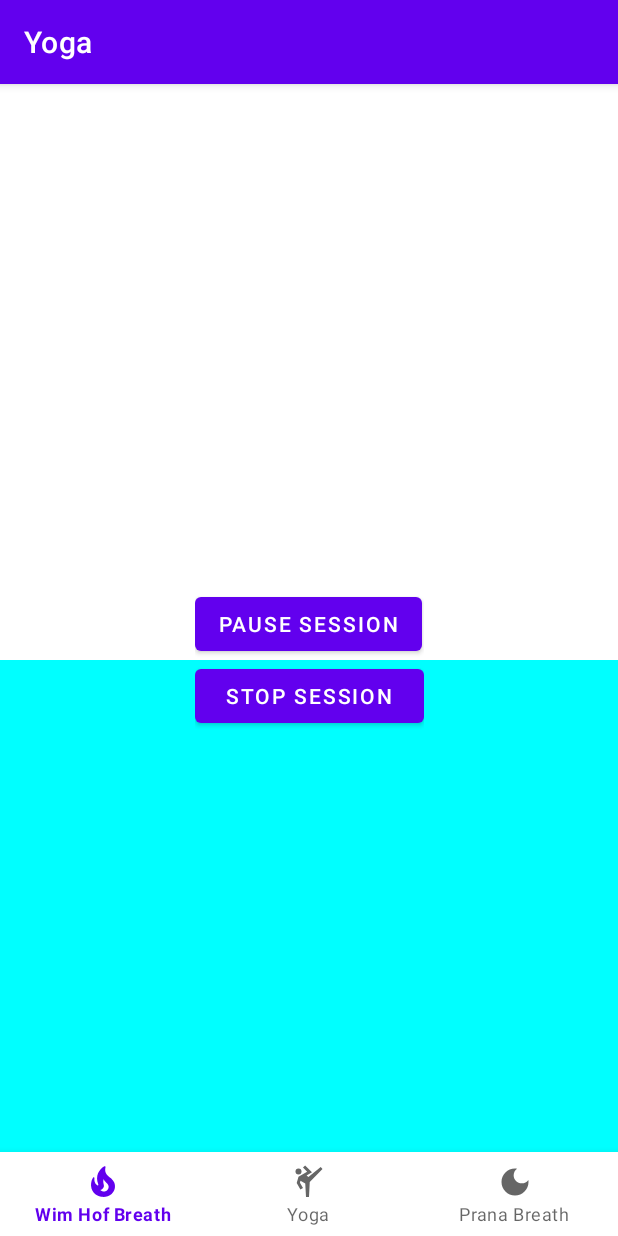
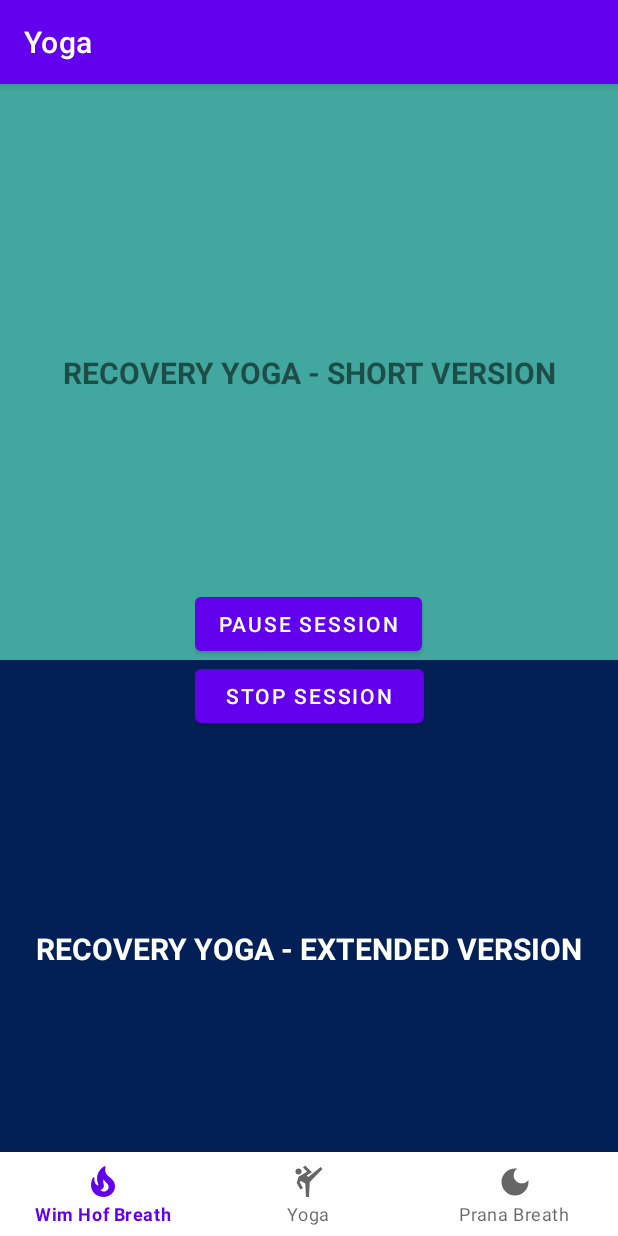
Before and after one commit to aldo-manco/surrender-meditation-android, an Android app: the YogaFragment screen opened through its navigation route, after a tap on an icon or button, on a phone screen of 412 x 824 dp. Run offline under Robolectric (Android 15) with nearby library versions, the phone set to English and light mode, and no system bars; our stand-ins replace navigation-ui; 1 statement that could not run was skipped.

Commit message:
bug_fixed_bound_service_yoga_color_changed_play_stop_pause_resume_buttons_yoga_fixed_toast_added

```diff
--- a/app/src/main/AndroidManifest.xml
+++ b/app/src/main/AndroidManifest.xml
@@ -20,6 +20,7 @@
             </intent-filter>
         </activity>
         <service android:name=".ui.wim_hof_breath_section.WimHofBreathService" />
+        <service android:name=".ui.yoga_section.YogaService"/>
     </application>
 
 </manifest>
--- a/app/src/main/java/org/aldomanco/wimhofmethod/ui/yoga_section/YogaFragment.java
+++ b/app/src/main/java/org/aldomanco/wimhofmethod/ui/yoga_section/YogaFragment.java
@@ -124,6 +124,7 @@ public class YogaFragment extends Fragment implements View.OnClickListener {
         switch (view.getId()) {
 
             case R.id.playShortSession:
+            case R.id.textRecoveryYogaShort:
 
                 stopPressed = false;
 
@@ -132,14 +133,15 @@ public class YogaFragment extends Fragment implements View.OnClickListener {
                     secondServiceBounded = false;
                 }
 
-                Toast.makeText(getActivity(), "www",Toast.LENGTH_LONG).show();
                 startFirstRound = new Intent(getActivity(), YogaService.class);
-                startFirstRound.putExtra("length", "short");
+                startFirstRound.putExtra("length", 0);
                 getActivity().bindService(startFirstRound, firstConnection, BIND_AUTO_CREATE);
+                Toast.makeText(getActivity(), "Starting Short Recovery Yoga",Toast.LENGTH_SHORT).show();
 
                 break;
 
             case R.id.playLongSession:
+            case R.id.textRecoveryYogaLong:
 
                 stopPressed = false;
 
@@ -149,22 +151,25 @@ public class YogaFragment extends Fragment implements View.OnClickListener {
                 }
 
                 startSecondRound = new Intent(getActivity(), YogaService.class);
-                startSecondRound.putExtra("length", "long");
+                startSecondRound.putExtra("length", 1);
                 getActivity().bindService(startSecondRound, secondConnection, BIND_AUTO_CREATE);
+                Toast.makeText(getActivity(), "Starting Extended Recovery Yoga",Toast.LENGTH_SHORT).show();
 
                 break;
 
-            case R.id.buttonStopRound:
+            case R.id.buttonStopYoga:
 
                 if (!stopPressed) {
 
                     if (firstServiceBounded) {
                         getActivity().unbindService(firstConnection);
                         firstServiceBounded = false;
+                        Toast.makeText(getActivity(), "Stopped Short Recovery Yoga",Toast.LENGTH_SHORT).show();
 
                     } else if (secondServiceBounded) {
                         getActivity().unbindService(secondConnection);
                         secondServiceBounded = false;
+                        Toast.makeText(getActivity(), "Stopped Extended Recovery Yoga",Toast.LENGTH_SHORT).show();
                     }
 
                     stopPressed = true;
@@ -172,16 +177,18 @@ public class YogaFragment extends Fragment implements View.OnClickListener {
 
                 break;
 
-            case R.id.buttonPauseRound:
+            case R.id.buttonPauseYoga:
 
                 if (firstServiceBounded) {
 
                     if (firstService.isPlaying()){
                         buttonPauseRound.setText("RESUME ROUND");
                         firstService.pauseMediaPlayer();
+                        Toast.makeText(getActivity(), "Paused Short Recovery Yoga",Toast.LENGTH_SHORT).show();
                     }else {
-                        buttonPauseRound.setText("PAUSE ROUND");
+                        buttonPauseRound.setText(" PAUSE ROUND ");
                         firstService.resumeMediaPlayer();
+                        Toast.makeText(getActivity(), "Resumed Short Recovery Yoga",Toast.LENGTH_SHORT).show();
                     }
 
                 } else if (secondServiceBounded) {
@@ -189,9 +196,11 @@ public class YogaFragment extends Fragment implements View.OnClickListener {
                     if (secondService.isPlaying()){
                         buttonPauseRound.setText("RESUME ROUND");
                         secondService.pauseMediaPlayer();
+                        Toast.makeText(getActivity(), "Paused Extended Recovery Yoga",Toast.LENGTH_SHORT).show();
                     }else {
-                        buttonPauseRound.setText("PAUSE ROUND");
+                        buttonPauseRound.setText(" PAUSE ROUND ");
                         secondService.resumeMediaPlayer();
+                        Toast.makeText(getActivity(), "Resumed Extended Recovery Yoga",Toast.LENGTH_SHORT).show();
                     }
 
                 }
--- a/app/src/main/res/layout/fragment_yoga_section.xml
+++ b/app/src/main/res/layout/fragment_yoga_section.xml
@@ -10,17 +10,42 @@
         android:id="@+id/playShortSession"
         android:layout_width="match_parent"
         android:layout_height="0dp"
-        android:background="#00ffff"
-        app:layout_constraintBottom_toBottomOf="parent"
-        app:layout_constraintTop_toTopOf="@id/text_dashboard" />
+        android:background="#42a79e"
+        app:layout_constraintBottom_toTopOf="@id/text_dashboard"
+        app:layout_constraintTop_toTopOf="parent"/>
 
     <ImageView
         android:id="@+id/playLongSession"
         android:layout_width="match_parent"
         android:layout_height="0dp"
-        android:background="#ffffff"
-        app:layout_constraintBottom_toTopOf="@id/text_dashboard"
-        app:layout_constraintTop_toTopOf="parent" />
+        android:background="#022055"
+        app:layout_constraintBottom_toBottomOf="parent"
+        app:layout_constraintTop_toTopOf="@id/text_dashboard"/>
+
+    <TextView
+        android:id="@+id/textRecoveryYogaShort"
+        android:layout_width="wrap_content"
+        android:layout_height="wrap_content"
+        android:text="RECOVERY YOGA - SHORT VERSION"
+        android:textStyle="bold"
+        android:textSize="20sp"
+        app:layout_constraintBottom_toBottomOf="@+id/playShortSession"
+        app:layout_constraintEnd_toEndOf="@+id/playShortSession"
+        app:layout_constraintStart_toStartOf="@+id/playShortSession"
+        app:layout_constraintTop_toTopOf="@+id/playShortSession" />
+
+    <TextView
+        android:id="@+id/textRecoveryYogaLong"
+        android:layout_width="wrap_content"
+        android:layout_height="wrap_content"
+        android:text="RECOVERY YOGA - EXTENDED VERSION"
+        android:textStyle="bold"
+        android:textSize="20sp"
+        android:textColor="@color/white"
+        app:layout_constraintBottom_toBottomOf="@+id/playLongSession"
+        app:layout_constraintEnd_toEndOf="@+id/playLongSession"
+        app:layout_constraintStart_toStartOf="@+id/playLongSession"
+        app:layout_constraintTop_toTopOf="@+id/playLongSession" />
 
     <LinearLayout
         android:layout_width="wrap_content"
```
Also changed, not shown: app/src/main/java/org/aldomanco/wimhofmethod/ui/wim_hof_breath_section/WimHofBreathFragment.java (+10 -0 lines), app/src/main/java/org/aldomanco/wimhofmethod/ui/yoga_section/YogaService.java (+2 -5 lines).
